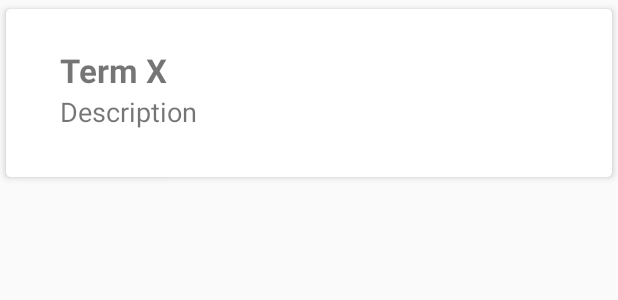
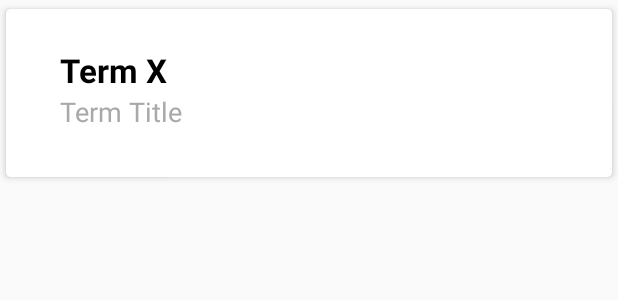
Before and after one commit to ohjamie/MobileWebcampus, an Android app: the layout termlist_view.xml on its own in the app's theme, with its tools: preview values and no code run, on a phone screen of 412 x 824 dp. Shown: the top 300 px of the screen. Run offline under Robolectric (Android 15) with nearby library versions, the phone set to English and light mode, and no system bars.

```diff
--- a/app/build.gradle
+++ b/app/build.gradle
@@ -31,6 +31,6 @@ dependencies {
     testImplementation 'junit:junit:4.12'
     androidTestImplementation 'androidx.test.ext:junit:1.1.1'
     androidTestImplementation 'androidx.test.espresso:espresso-core:3.2.0'
-    implementation 'androidx.recyclerview:recyclerview:1.0.0'
+    implementation 'androidx.recyclerview:recyclerview:1.1.0'
     implementation 'androidx.cardview:cardview:1.0.0'
 }
--- a/app/src/main/java/implementation/TermDaoImpl.java
+++ b/app/src/main/java/implementation/TermDaoImpl.java
@@ -1,6 +1,7 @@
-package implementation;
+/**package implementation;
 
 import dao.TermDao;
 
 public class TermDaoImpl implements TermDao {
 }
+*/
--- a/app/src/main/res/layout/termlist_view.xml
+++ b/app/src/main/res/layout/termlist_view.xml
@@ -8,7 +8,7 @@
     app:cardUseCompatPadding="true">
 
     <RelativeLayout
-        android:id="@+id/termListView"
+        android:id="@+id/termListVieww"
         android:layout_width="match_parent"
         android:layout_height="match_parent"
         android:padding="16dp">
@@ -18,23 +18,23 @@
             android:layout_width="wrap_content"
             android:layout_height="wrap_content"
             android:textSize="22sp"
-            android:texColor="#000"
+            android:textColor="#000"
             android:textStyle="bold"
-            android:layout_marginLeft="20dp"
+            android:layout_marginStart="20dp"
             android:layout_marginVertical="10dp"
-            android:text="Term X"
+            android:text="@string/termNumber"
             />
 
         <TextView
-            android:id="@+id/termDescription"
+            android:id="@+id/termTitle"
             android:layout_width="wrap_content"
             android:layout_height="wrap_content"
             android:textSize="18sp"
-            android:texColor="#a9a9a9"
-            android:layout_marginLeft="20dp"
+            android:textColor="#a9a9a9"
+            android:layout_marginStart="20dp"
             android:layout_marginTop="40dp"
             android:layout_marginBottom="15dp"
-            android:text="Description"
+            android:text="@string/term_title"
             />
 
     </RelativeLayout>
--- a/app/src/main/res/values/strings.xml
+++ b/app/src/main/res/values/strings.xml
@@ -1,6 +1,8 @@
 <resources>
     <string name="app_name">Student Progress Tracker</string>
     <string name="add_new_term">ADD NEW TERM</string>
+    <string name="term_title">Term Title</string>
+    <string name="termNumber">Term X</string>
 
     <string-array name="allTerms">
         <item>Terms</item>
```
Also changed, not shown: app/src/main/java/adapters/TermListAdapter.java (+18 -3 lines), app/src/main/java/c196pa/MainActivity.java (+42 -7 lines), app/src/main/java/controller/TermList.java (+5 -6 lines), app/src/main/java/dao/TermDao.java (+10 -2 lines), app/src/main/java/domain/Term.java (+6 -6 lines), app/src/main/res/layout/activity_main.xml (+1 -14 lines).
